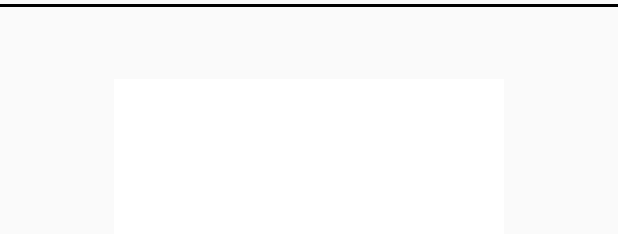
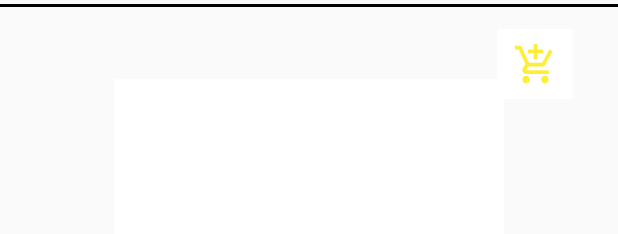
Before and after one commit to Shieldo392/OrderFood_last, an Android app: the layout chitiet_sanpham.xml on its own in the app's theme, with its tools: preview values and no code run, on a phone screen of 412 x 824 dp. Shown: the top 234 px of the screen. Run offline under Robolectric (Android 15) with nearby library versions, the phone set to English and light mode, and no system bars.

Commit message:
9h49 30-12-2020

```diff
--- a/Project_AD41_QLNH/app/src/main/java/Home/Fragment_Home.java
+++ b/Project_AD41_QLNH/app/src/main/java/Home/Fragment_Home.java
@@ -72,6 +72,7 @@ public class Fragment_Home extends Fragment {
 //        getData p = new getData();
 //        p.execute();
         mService = ApiUtils.getSOService();
+        dem = sqlHelper.getList().size();
 
         binding.tvSeeAll.setOnClickListener(new View.OnClickListener() {
 
--- a/Project_AD41_QLNH/app/src/main/java/payMent/BillAdapter.java
+++ b/Project_AD41_QLNH/app/src/main/java/payMent/BillAdapter.java
@@ -63,7 +63,10 @@ public class BillAdapter extends RecyclerView.Adapter<BillAdapter.ViewhoderBill>
             @Override
             public void onClick(View v) {
 
+
                 int sl = bill.getCount();
+                if(sl == 0)
+                    return;
                 sl --;
                 bill.setCount(sl);
                 holder.edtSoLuong.setText(sl+"");
--- a/Project_AD41_QLNH/app/src/main/java/payMent/Bill_Order.java
+++ b/Project_AD41_QLNH/app/src/main/java/payMent/Bill_Order.java
@@ -73,6 +73,7 @@ public class Bill_Order extends Fragment  {
 //                int soLuong = bill.getCount();
 //                soLuong--;
 //                bill.setCount(soLuong);
+
 
                 sqlHelper.update_bill(bill);
                 count = getSizeList();
--- a/Project_AD41_QLNH/app/src/main/java/personal/fragment_personal.java
+++ b/Project_AD41_QLNH/app/src/main/java/personal/fragment_personal.java
@@ -45,8 +45,6 @@ public class fragment_personal extends Fragment {
         sqlHelper = new SqlHelper(getContext());
 
         binding.imgvAvatar.setImageResource(R.drawable.fast_food);
-//        binding.tvUser.setText("shieldo392");
-//        binding.tvName.setText("Trần Đạt");
         get_info();
 
         binding.updateInfo.setOnClickListener(new View.OnClickListener() {
@@ -72,7 +70,7 @@ public class fragment_personal extends Fragment {
         binding.tvLogout.setOnClickListener(new View.OnClickListener() {
             @Override
             public void onClick(View v) {
-
+                PassData(010);
             }
         });
 
--- /dev/null
+++ b/Project_AD41_QLNH/app/src/main/res/drawable/ic_shopping_cart_24.xml
@@ -0,0 +1,10 @@
+<vector xmlns:android="http://schemas.android.com/apk/res/android"
+    android:width="30dp"
+    android:height="30dp"
+    android:tint="#FFEE39"
+    android:viewportWidth="24"
+    android:viewportHeight="24">
+    <path
+        android:fillColor="@android:color/white"
+        android:pathData="M11,9h2L13,6h3L16,4h-3L13,1h-2v3L8,4v2h3v3zM7,18c-1.1,0 -1.99,0.9 -1.99,2S5.9,22 7,22s2,-0.9 2,-2 -0.9,-2 -2,-2zM17,18c-1.1,0 -1.99,0.9 -1.99,2s0.89,2 1.99,2 2,-0.9 2,-2 -0.9,-2 -2,-2zM7.17,14.75l0.03,-0.12 0.9,-1.63h7.45c0.75,0 1.41,-0.41 1.75,-1.03l3.86,-7.01L19.42,4h-0.01l-1.1,2 -2.76,5L8.53,11l-0.13,-0.27L6.16,6l-0.95,-2 -0.94,-2L1,2v2h2l3.6,7.59 -1.35,2.45c-0.16,0.28 -0.25,0.61 -0.25,0.96 0,1.1 0.9,2 2,2h12v-2L7.42,15c-0.13,0 -0.25,-0.11 -0.25,-0.25z" />
+</vector>
--- a/Project_AD41_QLNH/app/src/main/res/layout/activity_home.xml
+++ b/Project_AD41_QLNH/app/src/main/res/layout/activity_home.xml
@@ -38,6 +38,11 @@
                     android:layout_width="match_parent"
                     android:layout_height="match_parent">
                     <AutoCompleteTextView
+                        android:maxLines="1"
+                        app:layout_constraintBottom_toBottomOf = "parent"
+                        app:layout_constraintTop_toTopOf = "parent"
+                        app:layout_constraintLeft_toLeftOf = "parent"
+                        app:layout_constraintRight_toRightOf = "parent"
                         android:id="@+id/attvSearch"
                         android:completionThreshold="1"
                         android:layout_marginRight="@dimen/_50sdp"
--- a/Project_AD41_QLNH/app/src/main/res/layout/chitiet_sanpham.xml
+++ b/Project_AD41_QLNH/app/src/main/res/layout/chitiet_sanpham.xml
@@ -107,6 +107,16 @@
 
 
         </RelativeLayout>
+        <ImageButton
+            android:layout_marginTop="@dimen/_10sdp"
+            android:layout_alignParentRight="true"
+            android:id="@+id/btnAdd"
+            android:layout_marginRight="@dimen/_20sdp"
+            android:backgroundTint="#ffffff"
+            android:layout_width="@dimen/_45sdp"
+            android:layout_height="@dimen/_45sdp"
+            android:src="@drawable/ic_shopping_cart_24"
+            />
 
     </RelativeLayout>
 
--- a/Project_AD41_QLNH/app/src/main/res/layout/fragment_personal.xml
+++ b/Project_AD41_QLNH/app/src/main/res/layout/fragment_personal.xml
@@ -5,11 +5,6 @@
         android:layout_width="match_parent"
         android:layout_height="match_parent"
         android:orientation="vertical">
-
-        <RelativeLayout
-            android:layout_width="match_parent"
-            android:layout_height="wrap_content"
-            android:orientation="horizontal"/>
 
         <RelativeLayout
             android:layout_width="match_parent"
@@ -149,7 +144,6 @@
 
         </LinearLayout>
 
-
     </LinearLayout>
 
 </layout>
```
Also changed, not shown: Project_AD41_QLNH/app/src/main/java/Home/DialogCustom.java (+75 -1 lines), Project_AD41_QLNH/app/src/main/java/Home/Home.java (+88 -23 lines).
